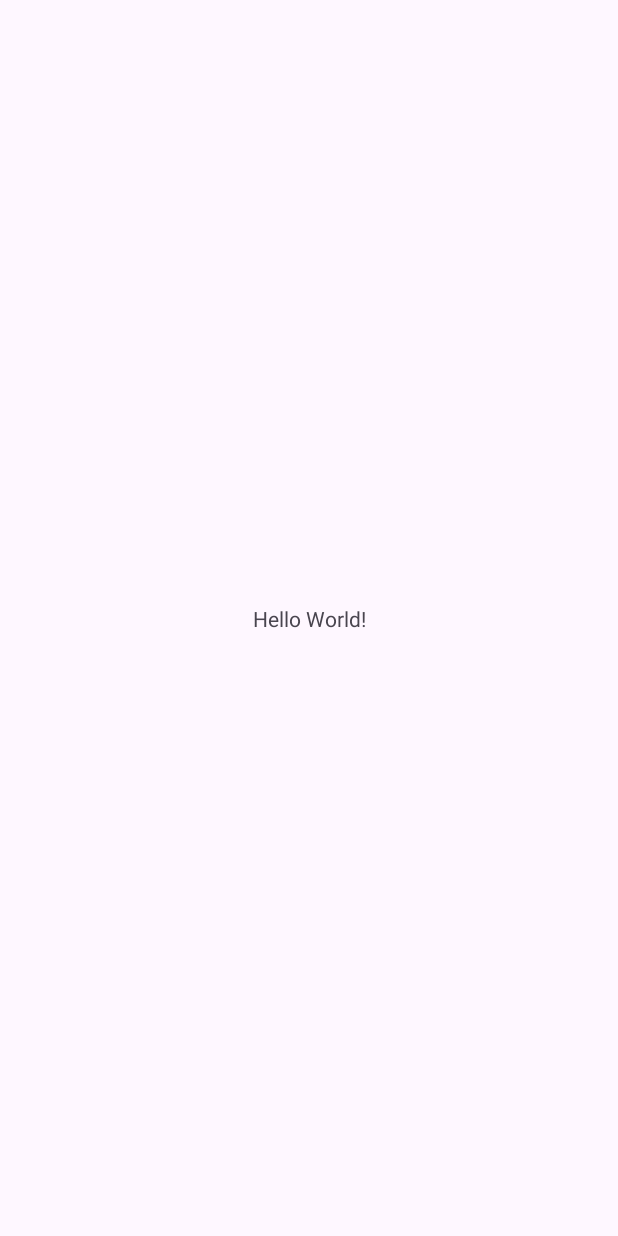
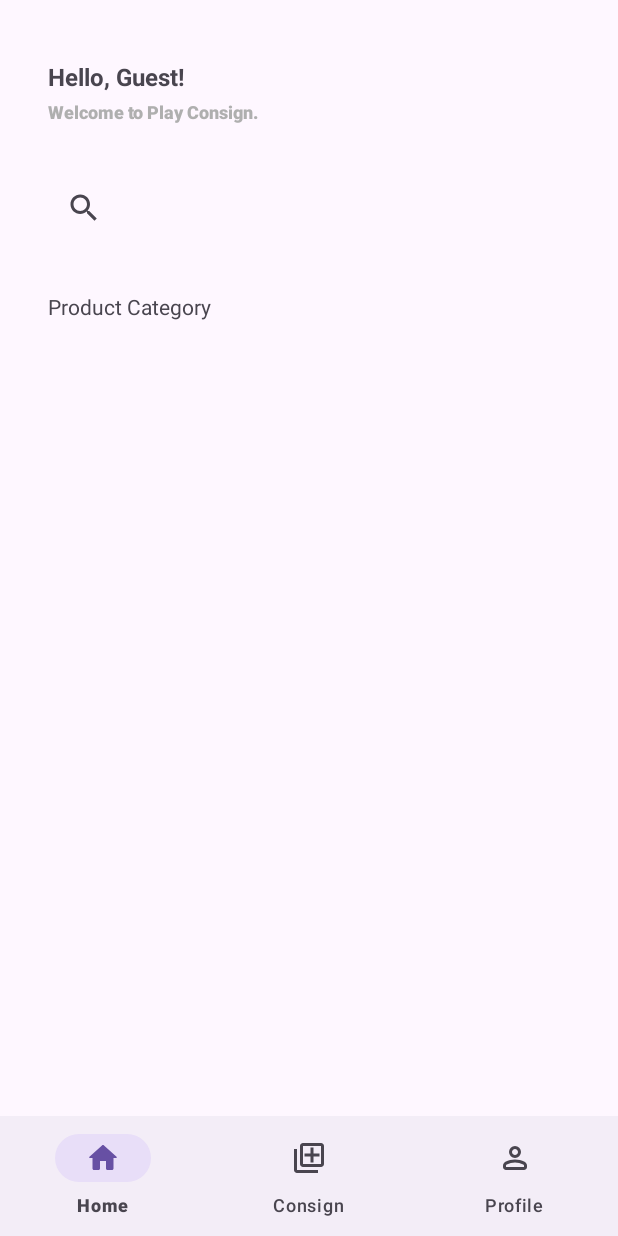
Before and after one commit to Hansen126/Play-Consign, an Android app: the screen it shows after launch (MainActivity), on a phone screen of 412 x 824 dp. Before the commit the screen is almost empty. Run offline under Robolectric (Android 15) with nearby library versions, the light colour scheme and no system bars.

Commit message:
Add menu for bottom navbar in main

```diff
--- /dev/null
+++ b/app/src/main/res/drawable/ic_consign_default.xml
@@ -0,0 +1,5 @@
+<vector xmlns:android="http://schemas.android.com/apk/res/android" android:height="24dp" android:tint="#383838" android:viewportHeight="24" android:viewportWidth="24" android:width="24dp">
+
+    <path android:fillColor="@android:color/white" android:pathData="M4,6L2,6v14c0,1.1 0.9,2 2,2h14v-2L4,20L4,6zM20,2L8,2c-1.1,0 -2,0.9 -2,2v12c0,1.1 0.9,2 2,2h12c1.1,0 2,-0.9 2,-2L22,4c0,-1.1 -0.9,-2 -2,-2zM20,16L8,16L8,4h12v12zM13,15h2v-4h4L19,9h-4L15,5h-2v4L9,9v2h4z"/>
+
+</vector>
--- /dev/null
+++ b/app/src/main/res/drawable/ic_consign_selected.xml
@@ -0,0 +1,5 @@
+<vector xmlns:android="http://schemas.android.com/apk/res/android" android:height="24dp" android:tint="#9E1E1E" android:viewportHeight="24" android:viewportWidth="24" android:width="24dp">
+
+    <path android:fillColor="@android:color/white" android:pathData="M4,6L2,6v14c0,1.1 0.9,2 2,2h14v-2L4,20L4,6zM20,2L8,2c-1.1,0 -2,0.9 -2,2v12c0,1.1 0.9,2 2,2h12c1.1,0 2,-0.9 2,-2L22,4c0,-1.1 -0.9,-2 -2,-2zM19,11h-4v4h-2v-4L9,11L9,9h4L13,5h2v4h4v2z"/>
+
+</vector>
--- /dev/null
+++ b/app/src/main/res/drawable/ic_consign_selector.xml
@@ -0,0 +1,9 @@
+<?xml version="1.0" encoding="utf-8"?>
+<selector xmlns:android="http://schemas.android.com/apk/res/android">
+    <item
+        android:drawable="@drawable/ic_consign_selected"
+        android:state_checked="true" />
+    <item
+        android:drawable="@drawable/ic_consign_default"
+        android:state_checked="false" />
+</selector>
--- /dev/null
+++ b/app/src/main/res/drawable/ic_home_default.xml
@@ -0,0 +1,5 @@
+<vector xmlns:android="http://schemas.android.com/apk/res/android" android:height="24dp" android:tint="#383838" android:viewportHeight="24" android:viewportWidth="24" android:width="24dp">
+
+    <path android:fillColor="@android:color/white" android:pathData="M12,5.69l5,4.5V18h-2v-6H9v6H7v-7.81l5,-4.5M12,3L2,12h3v8h6v-6h2v6h6v-8h3L12,3z"/>
+
+</vector>
--- /dev/null
+++ b/app/src/main/res/drawable/ic_home_selected.xml
@@ -0,0 +1,5 @@
+<vector xmlns:android="http://schemas.android.com/apk/res/android" android:height="24dp" android:tint="#9E1E1E" android:viewportHeight="24" android:viewportWidth="24" android:width="24dp">
+
+    <path android:fillColor="@android:color/white" android:pathData="M10,19v-5h4v5c0,0.55 0.45,1 1,1h3c0.55,0 1,-0.45 1,-1v-7h1.7c0.46,0 0.68,-0.57 0.33,-0.87L12.67,3.6c-0.38,-0.34 -0.96,-0.34 -1.34,0l-8.36,7.53c-0.34,0.3 -0.13,0.87 0.33,0.87H5v7c0,0.55 0.45,1 1,1h3c0.55,0 1,-0.45 1,-1z"/>
+
+</vector>
--- /dev/null
+++ b/app/src/main/res/drawable/ic_home_selector.xml
@@ -0,0 +1,9 @@
+<?xml version="1.0" encoding="utf-8"?>
+<selector xmlns:android="http://schemas.android.com/apk/res/android">
+    <item
+        android:drawable="@drawable/ic_home_selected"
+        android:state_checked="true" />
+    <item
+        android:drawable="@drawable/ic_home_default"
+        android:state_checked="false" />
+</selector>
--- /dev/null
+++ b/app/src/main/res/drawable/ic_profile_default.xml
@@ -0,0 +1,5 @@
+<vector xmlns:android="http://schemas.android.com/apk/res/android" android:height="24dp" android:tint="#383838" android:viewportHeight="960" android:viewportWidth="960" android:width="24dp">
+
+    <path android:fillColor="@android:color/white" android:pathData="M480,480Q414,480 367,433Q320,386 320,320Q320,254 367,207Q414,160 480,160Q546,160 593,207Q640,254 640,320Q640,386 593,433Q546,480 480,480ZM160,720L160,688Q160,654 177.5,625.5Q195,597 224,582Q286,551 350,535.5Q414,520 480,520Q546,520 610,535.5Q674,551 736,582Q765,597 782.5,625.5Q800,654 800,688L800,720Q800,753 776.5,776.5Q753,800 720,800L240,800Q207,800 183.5,776.5Q160,753 160,720ZM240,720L720,720L720,688Q720,677 714.5,668Q709,659 700,654Q646,627 591,613.5Q536,600 480,600Q424,600 369,613.5Q314,627 260,654Q251,659 245.5,668Q240,677 240,688L240,720ZM480,400Q513,400 536.5,376.5Q560,353 560,320Q560,287 536.5,263.5Q513,240 480,240Q447,240 423.5,263.5Q400,287 400,320Q400,353 423.5,376.5Q447,400 480,400ZM480,320Q480,320 480,320Q480,320 480,320Q480,320 480,320Q480,320 480,320Q480,320 480,320Q480,320 480,320Q480,320 480,320Q480,320 480,320ZM480,720L480,720Q480,720 480,720Q480,720 480,720Q480,720 480,720Q480,720 480,720Q480,720 480,720Q480,720 480,720Q480,720 480,720Q480,720 480,720L480,720Z"/>
+
+</vector>
--- /dev/null
+++ b/app/src/main/res/drawable/ic_profile_selected.xml
@@ -0,0 +1,5 @@
+<vector xmlns:android="http://schemas.android.com/apk/res/android" android:height="24dp" android:tint="#9E1E1E" android:viewportHeight="24" android:viewportWidth="24" android:width="24dp">
+
+    <path android:fillColor="@android:color/white" android:pathData="M12,12c2.21,0 4,-1.79 4,-4s-1.79,-4 -4,-4 -4,1.79 -4,4 1.79,4 4,4zM12,14c-2.67,0 -8,1.34 -8,4v1c0,0.55 0.45,1 1,1h14c0.55,0 1,-0.45 1,-1v-1c0,-2.66 -5.33,-4 -8,-4z"/>
+
+</vector>
--- /dev/null
+++ b/app/src/main/res/drawable/ic_profile_selector.xml
@@ -0,0 +1,9 @@
+<?xml version="1.0" encoding="utf-8"?>
+<selector xmlns:android="http://schemas.android.com/apk/res/android">
+    <item
+        android:drawable="@drawable/ic_profile_selected"
+        android:state_checked="true" />
+    <item
+        android:drawable="@drawable/ic_profile_default"
+        android:state_checked="false" />
+</selector>
--- a/app/src/main/res/layout/activity_main.xml
+++ b/app/src/main/res/layout/activity_main.xml
@@ -8,12 +8,71 @@
     tools:context=".MainActivity">
 
     <TextView
-        android:layout_width="wrap_content"
+        android:id="@+id/mainNameTV"
+        android:layout_width="0dp"
         android:layout_height="wrap_content"
-        android:text="Hello World!"
+        android:layout_marginStart="32dp"
+        android:layout_marginTop="40dp"
+        android:text="Hello, Guest!"
+        android:textSize="16sp"
+        android:textStyle="bold"
+        app:layout_constraintStart_toStartOf="parent"
+        app:layout_constraintTop_toTopOf="parent" />
+
+    <TextView
+        android:id="@+id/mainTV1"
+        android:layout_width="0dp"
+        android:layout_height="wrap_content"
+        android:layout_marginStart="32dp"
+        android:layout_marginTop="4dp"
+        android:fontFamily="sans-serif-black"
+        android:text="Welcome to Play Consign."
+        android:textColor="#AFAFAF"
+        android:textSize="12sp"
+        app:layout_constraintStart_toStartOf="parent"
+        app:layout_constraintTop_toBottomOf="@+id/mainNameTV" />
+
+    <LinearLayout
+        android:id="@+id/mainLinearLayout"
+        android:layout_width="0dp"
+        android:layout_height="wrap_content"
+        android:layout_marginStart="32dp"
+        android:layout_marginTop="32dp"
+        android:layout_marginEnd="32dp"
+        android:orientation="vertical"
+        app:layout_constraintEnd_toEndOf="parent"
+        app:layout_constraintStart_toStartOf="parent"
+        app:layout_constraintTop_toBottomOf="@+id/mainTV1">
+
+        <SearchView
+            android:id="@+id/mainSearchView"
+            android:layout_width="match_parent"
+            android:layout_height="wrap_content"
+            android:layout_marginBottom="32dp" />
+
+        <TextView
+            android:id="@+id/mainTV2"
+            android:layout_width="match_parent"
+            android:layout_height="wrap_content"
+            android:layout_marginBottom="16dp"
+            android:text="Product Category" />
+
+        <androidx.recyclerview.widget.RecyclerView
+            android:id="@+id/mainCategoryRV"
+            android:layout_width="match_parent"
+            android:layout_height="wrap_content" />
+
+    </LinearLayout>
+
+    <com.google.android.material.bottomnavigation.BottomNavigationView
+        android:id="@+id/mainBottomNav"
+        android:layout_width="0dp"
+        android:layout_height="wrap_content"
+        app:itemTextColor="@null"
+        app:itemIconTint="@null"
         app:layout_constraintBottom_toBottomOf="parent"
         app:layout_constraintEnd_toEndOf="parent"
         app:layout_constraintStart_toStartOf="parent"
-        app:layout_constraintTop_toTopOf="parent" />
+        app:menu="@menu/main_bottom_nav_menu" />
 
 </androidx.constraintlayout.widget.ConstraintLayout>
--- /dev/null
+++ b/app/src/main/res/menu/main_bottom_nav_menu.xml
@@ -0,0 +1,19 @@
+<?xml version="1.0" encoding="utf-8"?>
+<menu xmlns:app="http://schemas.android.com/apk/res-auto"
+    xmlns:android="http://schemas.android.com/apk/res/android">
+
+    <item
+        android:id="@+id/mainHomeMenu"
+        android:icon="@drawable/ic_home_selector"
+        android:iconTint="@null"
+        android:iconTintMode="add"
+        android:title="Home" />
+    <item
+        android:id="@+id/mainConsignMenu"
+        android:icon="@drawable/ic_consign_selector"
+        android:title="Consign" />
+    <item
+        android:id="@+id/mainProfileMenu"
+        android:icon="@drawable/ic_profile_selector"
+        android:title="Profile" />
+</menu>
```
